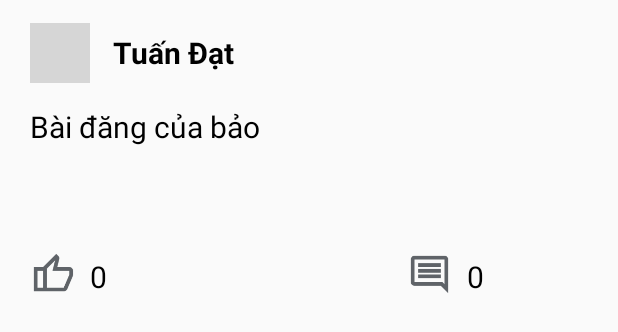
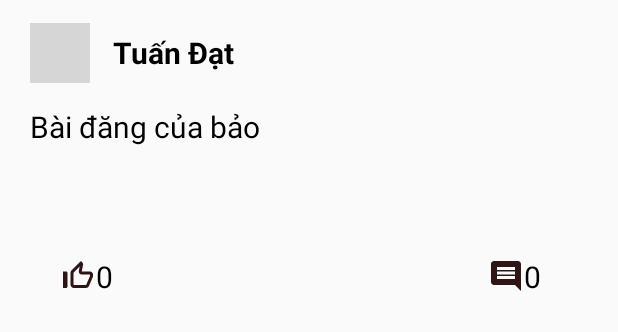
Before and after one commit to Hobao2k2/Lotus-, an Android app: the layout item_type_2.xml on its own in the app's theme, with its tools: preview values and no code run, on a phone screen of 412 x 824 dp. Shown: the top 332 px of the screen. Run offline under Robolectric (Android 15) with nearby library versions, the phone set to English and light mode, and no system bars; Roboto replaces fonts that are not available here; grey boxes are pictures that could not be loaded.

Commit message:
HoBao update 27/8

```diff
--- /dev/null
+++ b/app/src/main/java/com/example/lotus/ui/adapter/dataItem/BaseItem.kt
@@ -0,0 +1,5 @@
+package com.example.lotus.ui.adapter.dataItem
+
+interface BaseItem {
+    fun getType():Int
+}
--- a/app/src/main/java/com/example/lotus/ui/adapter/dataItem/Item1.kt
+++ b/app/src/main/java/com/example/lotus/ui/adapter/dataItem/Item1.kt
@@ -3,4 +3,8 @@ package com.example.lotus.ui.adapter.dataItem
 data class Item1(
     val imageUrl: String?,
     val userName: String
-)
+) : BaseItem {
+    override fun getType(): Int {
+        return 0
+    }
+}
--- /dev/null
+++ b/app/src/main/res/drawable/baseline_comment_24.xml
@@ -0,0 +1,5 @@
+<vector xmlns:android="http://schemas.android.com/apk/res/android" android:autoMirrored="true" android:height="24dp" android:tint="#2F1616" android:viewportHeight="24" android:viewportWidth="24" android:width="24dp">
+
+    <path android:fillColor="@android:color/white" android:pathData="M21.99,4c0,-1.1 -0.89,-2 -1.99,-2L4,2c-1.1,0 -2,0.9 -2,2v12c0,1.1 0.9,2 2,2h14l4,4 -0.01,-18zM18,14L6,14v-2h12v2zM18,11L6,11L6,9h12v2zM18,8L6,8L6,6h12v2z"/>
+
+</vector>
--- /dev/null
+++ b/app/src/main/res/drawable/baseline_thumb_up_off_alt_24.xml
@@ -0,0 +1,5 @@
+<vector xmlns:android="http://schemas.android.com/apk/res/android" android:height="24dp" android:tint="#2F1616" android:viewportHeight="24" android:viewportWidth="24" android:width="24dp">
+
+    <path android:fillColor="@android:color/white" android:pathData="M13.11,5.72l-0.57,2.89c-0.12,0.59 0.04,1.2 0.42,1.66 0.38,0.46 0.94,0.73 1.54,0.73H20v1.08L17.43,18H9.34c-0.18,0 -0.34,-0.16 -0.34,-0.34V9.82l4.11,-4.1M14,2L7.59,8.41C7.21,8.79 7,9.3 7,9.83v7.83C7,18.95 8.05,20 9.34,20h8.1c0.71,0 1.36,-0.37 1.72,-0.97l2.67,-6.15c0.11,-0.25 0.17,-0.52 0.17,-0.8V11c0,-1.1 -0.9,-2 -2,-2h-5.5l0.92,-4.65c0.05,-0.22 0.02,-0.46 -0.08,-0.66 -0.23,-0.45 -0.52,-0.86 -0.88,-1.22L14,2zM4,9H2v11h2c0.55,0 1,-0.45 1,-1v-9c0,-0.55 -0.45,-1 -1,-1z"/>
+
+</vector>
--- a/app/src/main/res/layout/item_type_1.xml
+++ b/app/src/main/res/layout/item_type_1.xml
@@ -90,7 +90,6 @@
             android:padding="10dp">
 
             <ImageView
-                android:id="@+id/iconPost"
                 android:layout_width="24dp"
                 android:layout_height="24dp"
                 android:layout_marginEnd="1dp"
--- a/app/src/main/res/layout/item_type_2.xml
+++ b/app/src/main/res/layout/item_type_2.xml
@@ -43,27 +43,18 @@
         android:text="Bài đăng của bảo"
         android:ellipsize="end"
         android:layout_height="wrap_content"/>
-    <ViewStub
-        android:id="@+id/imgStub"
-        android:layout_width="wrap_content"
-        android:layout="@layout/image_view"
+    <ImageView
+        android:id="@+id/imagePost"
+        android:layout_width="match_parent"
+        android:layout_height="wrap_content"
         android:scaleType="centerCrop"
-        android:layout_height="wrap_content"/>
+        android:visibility="gone" />
 
     <RelativeLayout
         xmlns:android="http://schemas.android.com/apk/res/android"
         android:layout_width="match_parent"
         android:layout_height="100dp">
 
-        <!-- ImageView và TextView cho Like -->
-        <ImageView
-            android:id="@+id/imgLike"
-            android:layout_width="30dp"
-            android:layout_height="30dp"
-            android:src="@drawable/icon_like"
-            android:layout_alignParentStart="true"
-            android:layout_marginStart="20dp"
-            android:layout_alignParentBottom="true" />
 
         <TextView
             android:id="@+id/txtLike"
@@ -71,19 +62,10 @@
             android:layout_height="wrap_content"
             android:text="0"
             android:textSize="20sp"
-            android:layout_toEndOf="@id/imgLike"
-            android:layout_alignBottom="@id/imgLike"
-            android:layout_marginStart="10dp" />
+            android:drawableLeft="@drawable/baseline_thumb_up_off_alt_24"
+            android:layout_alignParentBottom="true"
+            android:layout_marginStart="40dp" />
 
-        <!-- ImageView và TextView cho Comment -->
-        <ImageView
-            android:id="@+id/imgComment"
-            android:layout_width="30dp"
-            android:layout_height="30dp"
-            android:layout_marginLeft="200dp"
-            android:src="@drawable/icon_comment"
-            android:layout_toEndOf="@id/txtLike"
-            android:layout_alignParentBottom="true" />
 
         <TextView
             android:id="@+id/txtComment"
@@ -91,9 +73,10 @@
             android:layout_height="wrap_content"
             android:text="0"
             android:textSize="20sp"
-            android:layout_toEndOf="@id/imgComment"
-            android:layout_alignBottom="@id/imgComment"
-            android:layout_marginStart="10dp" />
+            android:layout_toRightOf="@id/txtLike"
+            android:drawableLeft="@drawable/baseline_comment_24"
+            android:layout_alignParentBottom="true"
+            android:layout_marginStart="250dp" />
 
     </RelativeLayout>
 
```
Also changed, not shown: app/src/main/java/com/example/lotus/ui/adapter/MultiViewType.kt (added, +104 -0 lines), app/src/main/java/com/example/lotus/ui/adapter/MultipleRecyclerViewsType.kt (deleted, +0 -176 lines), app/src/main/java/com/example/lotus/ui/adapter/dataItem/Item2.kt (+5 -2 lines), app/src/main/java/com/example/lotus/ui/adapter/listener/OnItemClickListener.kt (added, +9 -0 lines), app/src/main/java/com/example/lotus/ui/view/ProfileFragment.kt (+27 -7 lines), app/src/main/java/com/example/lotus/ui/viewModel/UserViewModel.kt (+5 -7 lines).
